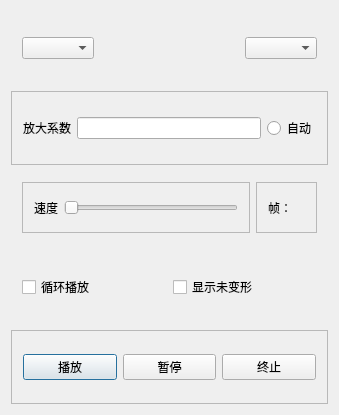
Shixuku/Tower-Visual, file TW/resultVisualize.ui: the form before one commit.
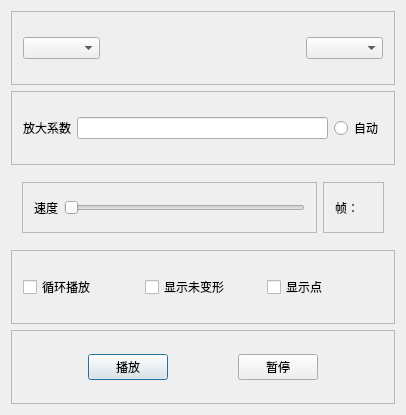
The form after the commit.

Diff of the .ui file:
```diff
--- a/TW/resultVisualize.ui
+++ b/TW/resultVisualize.ui
@@ -6,7 +6,7 @@
    <rect>
     <x>0</x>
     <y>0</y>
-    <width>339</width>
+    <width>406</width>
     <height>415</height>
    </rect>
   </property>
@@ -15,8 +15,14 @@
   </property>
   <layout class="QVBoxLayout" name="verticalLayout">
    <item>
-    <widget class="QWidget" name="widget" native="true">
-     <layout class="QHBoxLayout" name="horizontalLayout_5">
+    <widget class="QFrame" name="frame_7">
+     <property name="frameShape">
+      <enum>QFrame::StyledPanel</enum>
+     </property>
+     <property name="frameShadow">
+      <enum>QFrame::Raised</enum>
+     </property>
+     <layout class="QHBoxLayout" name="horizontalLayout_7">
       <item>
        <widget class="QComboBox" name="comboBox_step"/>
       </item>
@@ -25,9 +31,12 @@
         <property name="orientation">
          <enum>Qt::Horizontal</enum>
         </property>
+        <property name="sizeType">
+         <enum>QSizePolicy::Fixed</enum>
+        </property>
         <property name="sizeHint" stdset="0">
          <size>
-          <width>40</width>
+          <width>200</width>
           <height>20</height>
          </size>
         </property>
@@ -69,8 +78,8 @@
     </widget>
    </item>
    <item>
-    <widget class="QWidget" name="widget_2" native="true">
-     <layout class="QHBoxLayout" name="horizontalLayout_6">
+    <widget class="QWidget" name="widget" native="true">
+     <layout class="QHBoxLayout" name="horizontalLayout_5">
       <item>
        <widget class="QFrame" name="frame_3">
         <property name="frameShape">
@@ -127,8 +136,14 @@
     </widget>
    </item>
    <item>
-    <widget class="QWidget" name="widget_3" native="true">
-     <layout class="QHBoxLayout" name="horizontalLayout_7">
+    <widget class="QFrame" name="frame_6">
+     <property name="frameShape">
+      <enum>QFrame::StyledPanel</enum>
+     </property>
+     <property name="frameShadow">
+      <enum>QFrame::Raised</enum>
+     </property>
+     <layout class="QHBoxLayout" name="horizontalLayout_6">
       <item>
        <widget class="QCheckBox" name="checkBox_loop">
         <property name="text">
@@ -143,6 +158,13 @@
         </property>
        </widget>
       </item>
+      <item>
+       <widget class="QCheckBox" name="checkBox_showPoints">
+        <property name="text">
+         <string>显示点</string>
+        </property>
+       </widget>
+      </item>
      </layout>
     </widget>
    </item>
@@ -155,6 +177,19 @@
       <enum>QFrame::Raised</enum>
      </property>
      <layout class="QHBoxLayout" name="horizontalLayout">
+      <item>
+       <spacer name="horizontalSpacer_2">
+        <property name="orientation">
+         <enum>Qt::Horizontal</enum>
+        </property>
+        <property name="sizeHint" stdset="0">
+         <size>
+          <width>40</width>
+          <height>20</height>
+         </size>
+        </property>
+       </spacer>
+      </item>
       <item>
        <widget class="QPushButton" name="play_btn">
         <property name="text">
@@ -162,6 +197,19 @@
         </property>
        </widget>
       </item>
+      <item>
+       <spacer name="horizontalSpacer_4">
+        <property name="orientation">
+         <enum>Qt::Horizontal</enum>
+        </property>
+        <property name="sizeHint" stdset="0">
+         <size>
+          <width>40</width>
+          <height>20</height>
+         </size>
+        </property>
+       </spacer>
+      </item>
       <item>
        <widget class="QPushButton" name="stop_btn">
         <property name="text">
@@ -170,11 +218,17 @@
        </widget>
       </item>
       <item>
-       <widget class="QPushButton" name="quit_btn">
-        <property name="text">
-         <string>终止</string>
+       <spacer name="horizontalSpacer_3">
+        <property name="orientation">
+         <enum>Qt::Horizontal</enum>
         </property>
-       </widget>
+        <property name="sizeHint" stdset="0">
+         <size>
+          <width>40</width>
+          <height>20</height>
+         </size>
+        </property>
+       </spacer>
       </item>
      </layout>
     </widget>
```
